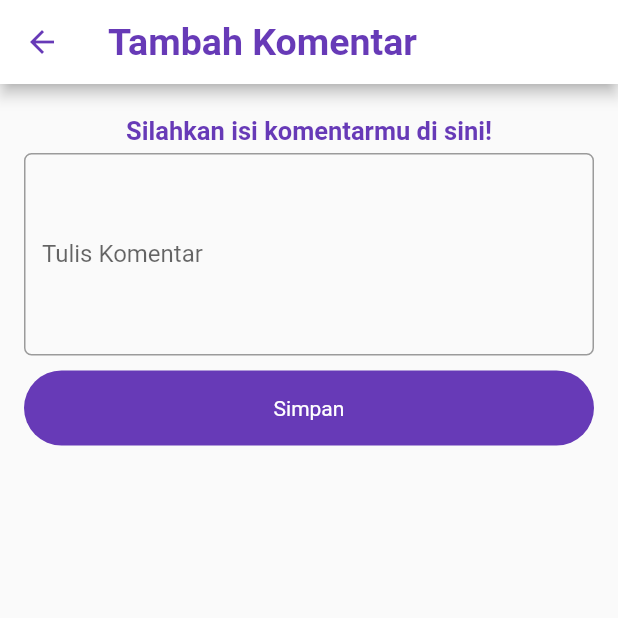
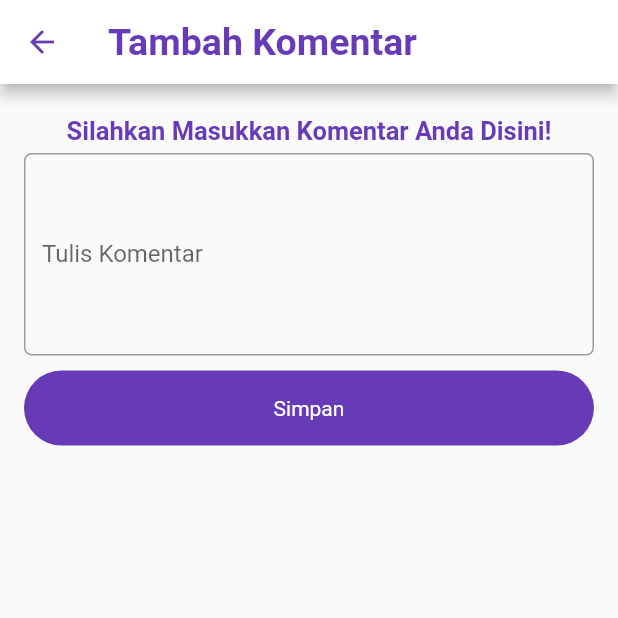
Before and after one commit to NurulHuda124/baca_buku, a Flutter app: the addComent screen opened directly with empty values, on a phone screen of 412 x 824 dp, the top half of it. Run offline on Flutter 3.47's test engine with Material 2 defaults, Android fonts, the light colour scheme and no system bars; our stand-ins replace cloud_firestore, firebase_core; accounts and stored records are empty.

Commit message:
update coment

```diff
--- a/lib/pages/addComent.dart
+++ b/lib/pages/addComent.dart
@@ -86,7 +86,7 @@ class _addComentState extends State<addComent> {
               height: 5,
             ),
             const Text(
-              'Silahkan isi komentarmu di sini!',
+              'Silahkan Masukkan Komentar Anda Disini!',
               textAlign: TextAlign.center,
               style: TextStyle(
                   fontSize: 17,
@@ -109,7 +109,7 @@ class _addComentState extends State<addComent> {
               ),
               validator: (value) {
                 if (value!.isEmpty) {
-                  return 'Komentar harus diisi!';
+                  return 'Komentar Harus Diisi!';
                 }
                 return null;
               },
```
